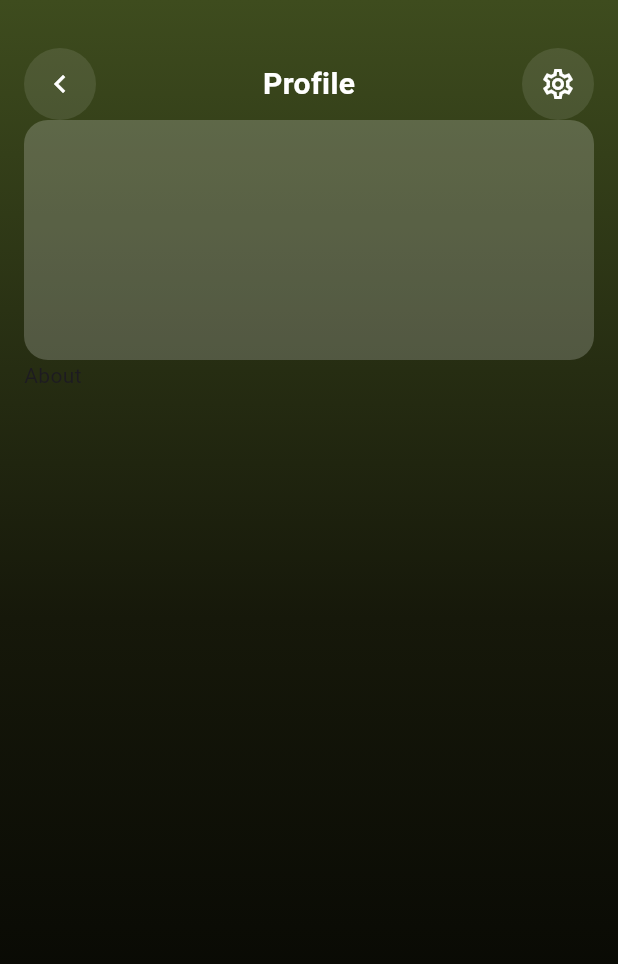
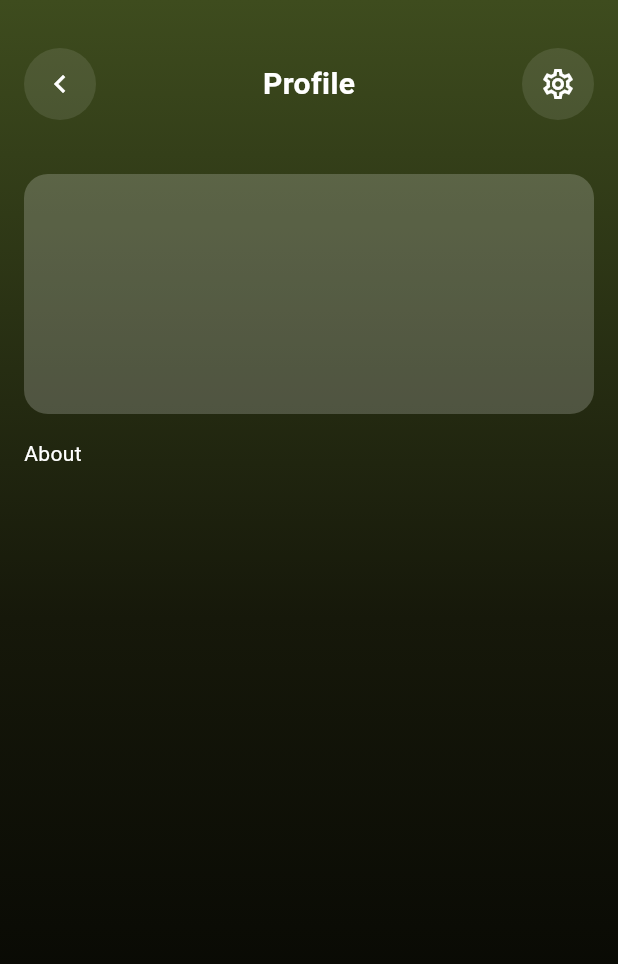
Before and after one commit to JAICHANGPARK/flutter_notebook_chapter_43, a Flutter app: the FoodOrderProfilePage screen opened directly, on a phone screen of 412 x 824 dp. Shown: the top 964 px of the screen. Run offline on Flutter 3.47's test engine with Material 3 defaults, Android fonts, the phone set to English and light mode, and no system bars; our stand-ins replace gap, hugeicons, percent_indicator.

Commit message:
Update food_order_profile_page.dart

```diff
--- a/lib/ep2393_food_order_app/ui/profile/food_order_profile_page.dart
+++ b/lib/ep2393_food_order_app/ui/profile/food_order_profile_page.dart
@@ -1,4 +1,5 @@
 import 'package:flutter/material.dart';
+import 'package:gap/gap.dart';
 
 class FoodOrderProfilePage extends StatefulWidget {
   const FoodOrderProfilePage({super.key});
@@ -35,6 +36,7 @@ class _FoodOrderProfilePageState extends State<FoodOrderProfilePage> {
             left: 16,
             child: SafeArea(
               child: Column(
+                spacing: 16,
                 crossAxisAlignment: CrossAxisAlignment.start,
                 children: [
                   Row(
@@ -69,6 +71,7 @@ class _FoodOrderProfilePageState extends State<FoodOrderProfilePage> {
                       ),
                     ],
                   ),
+                  Gap(4),
                   Container(
                     height: 160,
                     decoration: BoxDecoration(
@@ -76,11 +79,14 @@ class _FoodOrderProfilePageState extends State<FoodOrderProfilePage> {
                       color: Colors.white.withValues(alpha: .2),
                     ),
                   ),
-                  Text("About"),
+                  Text(
+                    "About",
+                    style: TextStyle(
+                      color: Colors.white,
+                    ),
+                  ),
                   Column(
-                    children: [
-
-                    ],
+                    children: [],
                   )
                 ],
               ),
```
